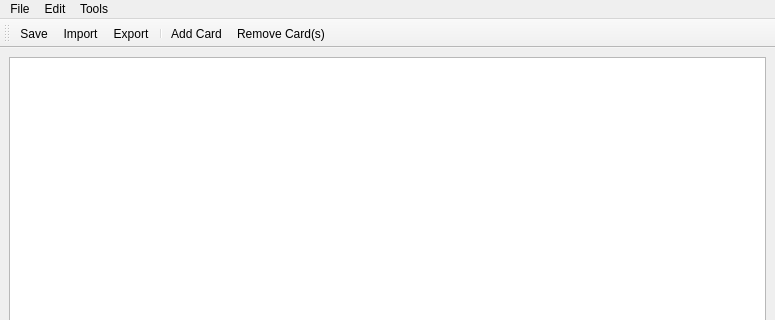
Before: the Qt Designer form src/mainwindow.ui in AnotherStranger/cah-fullformat-helper, drawn with Qt 5; both pictures show x 0 to 775 and y 0 to 320 of the 775 by 600 pixel window.
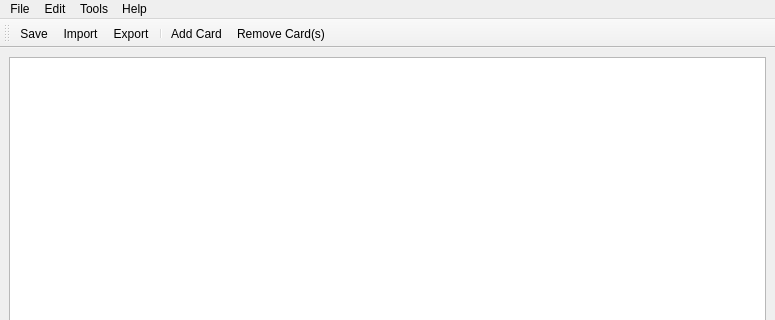
After: the same form once the commit is applied. Icons and pictures are not drawn.

What changed in the file:
```diff
--- a/src/mainwindow.ui
+++ b/src/mainwindow.ui
@@ -66,9 +66,16 @@
     </property>
     <addaction name="actionOptions"/>
    </widget>
+   <widget class="QMenu" name="menuHelp">
+    <property name="title">
+     <string>Help</string>
+    </property>
+    <addaction name="actionAbout"/>
+   </widget>
    <addaction name="menuCAH_Helper"/>
    <addaction name="menuEdit"/>
    <addaction name="menuTools"/>
+   <addaction name="menuHelp"/>
   </widget>
   <widget class="QStatusBar" name="statusbar"/>
   <widget class="QToolBar" name="toolBar">
```
Left out of the diff: 5 changed lines with no effect on the pictures.
